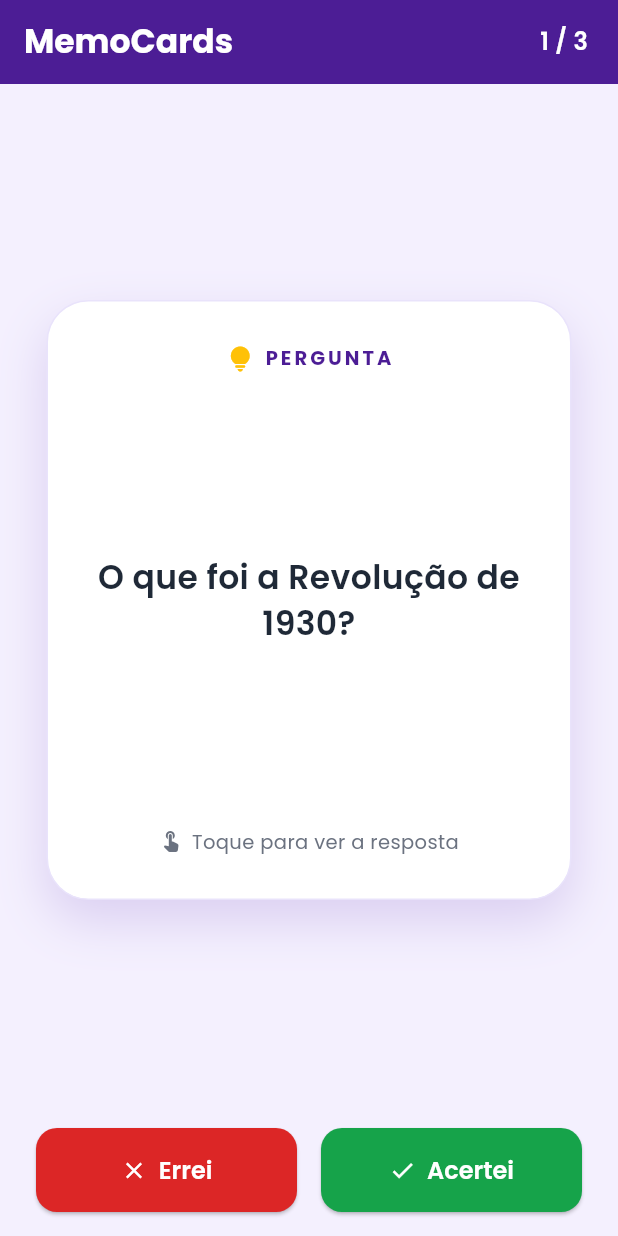
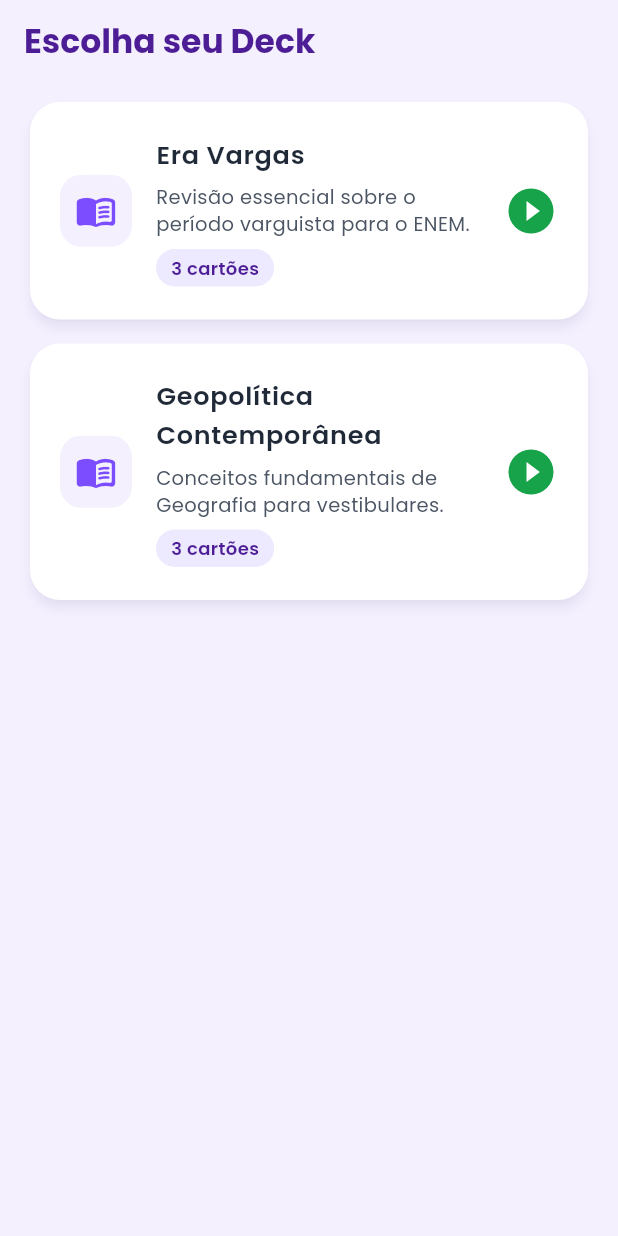
Before and after one commit to danhistoria-pm-po/MemoCards, a Flutter app: the screen it shows after launch, on a phone screen of 412 x 824 dp. Run offline on Flutter 3.47's test engine with Material 3 defaults, Android fonts, the phone set to English and light mode, and no system bars.

Commit message:
feat: implementa selecao de decks e atualiza documentacao

```diff
--- /dev/null
+++ b/lib/features/flashcards/presentation/screens/deck_selection_screen.dart
@@ -0,0 +1,148 @@
+import 'package:flutter/material.dart';
+
+import '../../../../core/constants/app_fonts.dart';
+import '../../data/mock_decks.dart';
+import '../../domain/deck_model.dart';
+import 'study_screen.dart';
+
+/// Tela inicial do MemoCards onde o estudante escolhe o deck de estudo.
+class DeckSelectionScreen extends StatelessWidget {
+  const DeckSelectionScreen({super.key});
+
+  static const Color _darkPurple = Color(0xFF4C1D95);
+  static const Color _pastelBackground = Color(0xFFF4F0FE);
+
+  @override
+  Widget build(BuildContext context) {
+    return Scaffold(
+      backgroundColor: _pastelBackground,
+      appBar: AppBar(
+        backgroundColor: _pastelBackground,
+        foregroundColor: _darkPurple,
+        elevation: 0,
+        title: const Text(
+          'Escolha seu Deck',
+          style: TextStyle(
+            fontFamily: AppFonts.poppins,
+            fontSize: 22,
+            fontWeight: FontWeight.w700,
+            color: _darkPurple,
+          ),
+        ),
+      ),
+      body: ListView.builder(
+        padding: const EdgeInsets.fromLTRB(20, 12, 20, 24),
+        itemCount: mockDecks.length,
+        itemBuilder: (context, index) {
+          final deck = mockDecks[index];
+          return _DeckCard(
+            deck: deck,
+            onTap: () {
+              Navigator.push(
+                context,
+                MaterialPageRoute<void>(
+                  builder: (_) => StudyScreen(deck: deck),
+                ),
+              );
+            },
+          );
+        },
+      ),
+    );
+  }
+}
+
+class _DeckCard extends StatelessWidget {
+  final DeckModel deck;
+  final VoidCallback onTap;
+
+  const _DeckCard({
+    required this.deck,
+    required this.onTap,
+  });
+
+  @override
+  Widget build(BuildContext context) {
+    final cardCount = deck.cards.length;
+    final countLabel = cardCount == 1 ? '1 cartão' : '$cardCount cartões';
+
+    return Card(
+      color: Colors.white,
+      elevation: 3,
+      shadowColor: Colors.deepPurple.withValues(alpha: 0.14),
+      margin: const EdgeInsets.only(bottom: 16),
+      clipBehavior: Clip.antiAlias,
+      shape: RoundedRectangleBorder(borderRadius: BorderRadius.circular(20)),
+      child: ListTile(
+        contentPadding: const EdgeInsets.symmetric(
+          horizontal: 20,
+          vertical: 14,
+        ),
+        leading: Container(
+          padding: const EdgeInsets.all(10),
+          decoration: BoxDecoration(
+            color: const Color(0xFFF4F0FE),
+            borderRadius: BorderRadius.circular(14),
+          ),
+          child: const Icon(
+            Icons.menu_book_rounded,
+            color: Colors.deepPurpleAccent,
+            size: 28,
+          ),
+        ),
+        title: Text(
+          deck.title,
+          style: const TextStyle(
+            fontFamily: AppFonts.poppins,
+            fontSize: 17,
+            fontWeight: FontWeight.w600,
+            color: Color(0xFF1F2937),
+          ),
+        ),
+        subtitle: Padding(
+          padding: const EdgeInsets.only(top: 6),
+          child: Column(
+            crossAxisAlignment: CrossAxisAlignment.start,
+            children: [
+              Text(
+                deck.description,
+                style: const TextStyle(
+                  fontFamily: AppFonts.poppins,
+                  fontSize: 13,
+                  color: Color(0xFF4B5563),
+                  height: 1.4,
+                ),
+              ),
+              const SizedBox(height: 8),
+              Container(
+                padding: const EdgeInsets.symmetric(
+                  horizontal: 10,
+                  vertical: 4,
+                ),
+                decoration: BoxDecoration(
+                  color: const Color(0xFFEDE9FE),
+                  borderRadius: BorderRadius.circular(20),
+                ),
+                child: Text(
+                  countLabel,
+                  style: const TextStyle(
+                    fontFamily: AppFonts.poppins,
+                    fontSize: 12,
+                    fontWeight: FontWeight.w600,
+                    color: Color(0xFF4C1D95),
+                  ),
+                ),
+              ),
+            ],
+          ),
+        ),
+        trailing: const Icon(
+          Icons.play_circle_fill,
+          color: Color(0xFF16A34A),
+          size: 36,
+        ),
+        onTap: onTap,
+      ),
+    );
+  }
+}
--- a/lib/features/flashcards/presentation/screens/study_screen.dart
+++ b/lib/features/flashcards/presentation/screens/study_screen.dart
@@ -1,15 +1,17 @@
 import 'package:flutter/material.dart';
 
 import '../../../../core/constants/app_fonts.dart';
-import '../../data/mock_decks.dart';
-import '../../domain/flashcard_model.dart';
+import '../../domain/deck_model.dart';
 import '../widgets/flip_card_widget.dart';
 import 'result_screen.dart';
 
 /// Tela de sessão de estudo: exibe um flashcard por vez e avança a fila
 /// conforme a autoavaliação do estudante (Errei / Acertei).
 class StudyScreen extends StatefulWidget {
-  const StudyScreen({super.key});
+  /// Baralho selecionado para esta sessão de revisão.
+  final DeckModel deck;
+
+  const StudyScreen({super.key, required this.deck});
 
   @override
   State<StudyScreen> createState() => _StudyScreenState();
@@ -22,17 +24,15 @@ class _StudyScreenState extends State<StudyScreen> {
   /// Evita abrir a tela de resultado duas vezes em toques rápidos.
   bool _isShowingResult = false;
 
-  /// Cards do deck "Era Vargas" (primeiro deck da curadoria).
-  final List<FlashcardModel> _cards = mockDecks[0].cards;
-
   /// Registra a autoavaliação e avança a fila.
   /// No último card, abre a [ResultScreen] e reinicia o deck ao retornar.
   Future<void> _handleAnswer({required bool isCorrect}) async {
-    if (_isShowingResult) return;
+    final cards = widget.deck.cards;
+    if (_isShowingResult || cards.isEmpty) return;
 
     if (isCorrect) _score++;
 
-    if (_currentIndex < _cards.length - 1) {
+    if (_currentIndex < cards.length - 1) {
       setState(() => _currentIndex++);
       return;
     }
@@ -41,7 +41,7 @@ class _StudyScreenState extends State<StudyScreen> {
     await Navigator.push(
       context,
       MaterialPageRoute<void>(
-        builder: (_) => ResultScreen(score: _score, totalCards: _cards.length),
+        builder: (_) => ResultScreen(score: _score, totalCards: cards.length),
       ),
     );
     if (!mounted) return;
@@ -55,16 +55,19 @@ class _StudyScreenState extends State<StudyScreen> {
 
   @override
   Widget build(BuildContext context) {
+    final cards = widget.deck.cards;
+
     return Scaffold(
       backgroundColor: const Color(0xFFF4F0FE),
       appBar: AppBar(
-        title: const Text('MemoCards'),
+        title: Text(widget.deck.title),
         actions: [
+          if (cards.isNotEmpty)
             Padding(
               padding: const EdgeInsets.only(right: 20),
               child: Center(
                 child: Text(
-                '${_currentIndex + 1} / ${_cards.length}',
+                  '${_currentIndex + 1} / ${cards.length}',
                   style: const TextStyle(
                     fontSize: 16,
                     fontWeight: FontWeight.w600,
@@ -74,17 +77,34 @@ class _StudyScreenState extends State<StudyScreen> {
             ),
         ],
       ),
-      body: Center(
+      body: cards.isEmpty
+          ? const Center(
+              child: Padding(
+                padding: EdgeInsets.all(24),
+                child: Text(
+                  'Este deck ainda não possui flashcards.',
+                  textAlign: TextAlign.center,
+                  style: TextStyle(
+                    fontFamily: AppFonts.poppins,
+                    fontSize: 16,
+                    color: Color(0xFF4C1D95),
+                  ),
+                ),
+              ),
+            )
+          : Center(
               child: Padding(
                 padding: const EdgeInsets.all(24),
                 child: SizedBox(
                   width: 350,
                   height: 400,
-            child: FlipCardWidget(flashcard: _cards[_currentIndex]),
+                  child: FlipCardWidget(flashcard: cards[_currentIndex]),
                 ),
               ),
             ),
-      bottomNavigationBar: SafeArea(
+      bottomNavigationBar: cards.isEmpty
+          ? null
+          : SafeArea(
               child: Padding(
                 padding: const EdgeInsets.fromLTRB(24, 8, 24, 16),
                 child: Row(
--- a/lib/main.dart
+++ b/lib/main.dart
@@ -1,7 +1,7 @@
 import 'package:flutter/material.dart';
 
 import 'core/constants/app_fonts.dart';
-import 'features/flashcards/presentation/screens/study_screen.dart';
+import 'features/flashcards/presentation/screens/deck_selection_screen.dart';
 
 void main() {
   runApp(const MemoCardsApp());
@@ -34,7 +34,7 @@ class MemoCardsApp extends StatelessWidget {
           ),
         ),
       ),
-      home: const StudyScreen(),
+      home: const DeckSelectionScreen(),
     );
   }
 }
```
Also changed, not shown: 2 other files. Lines whose indentation alone changed are shown as unchanged.
